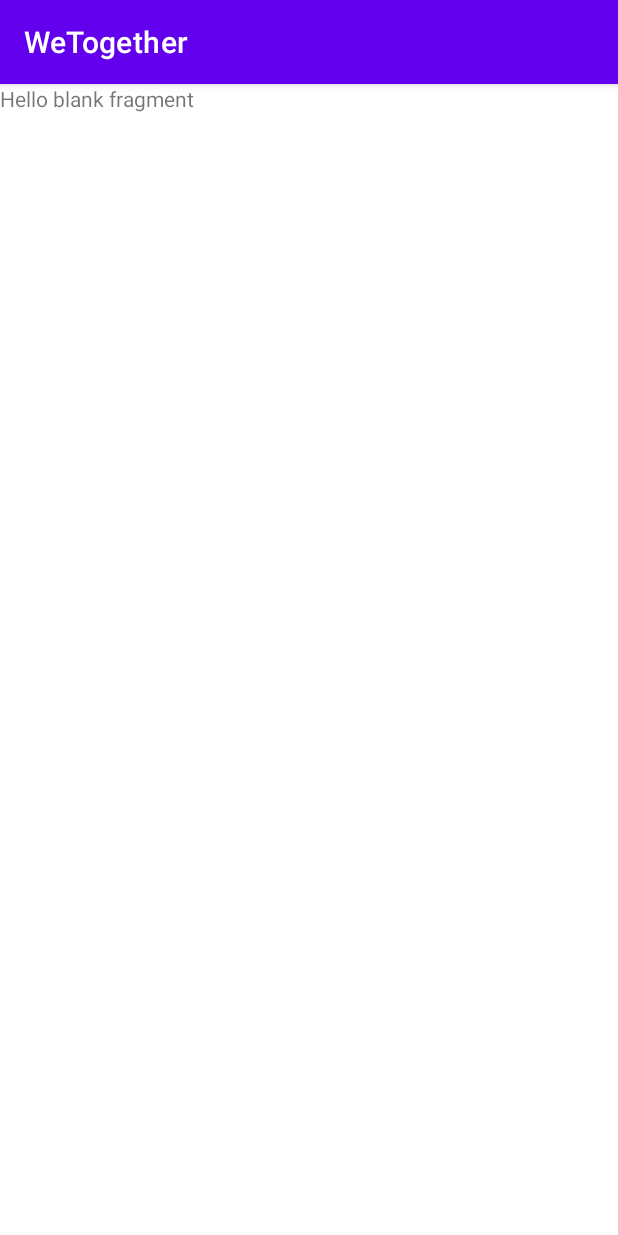
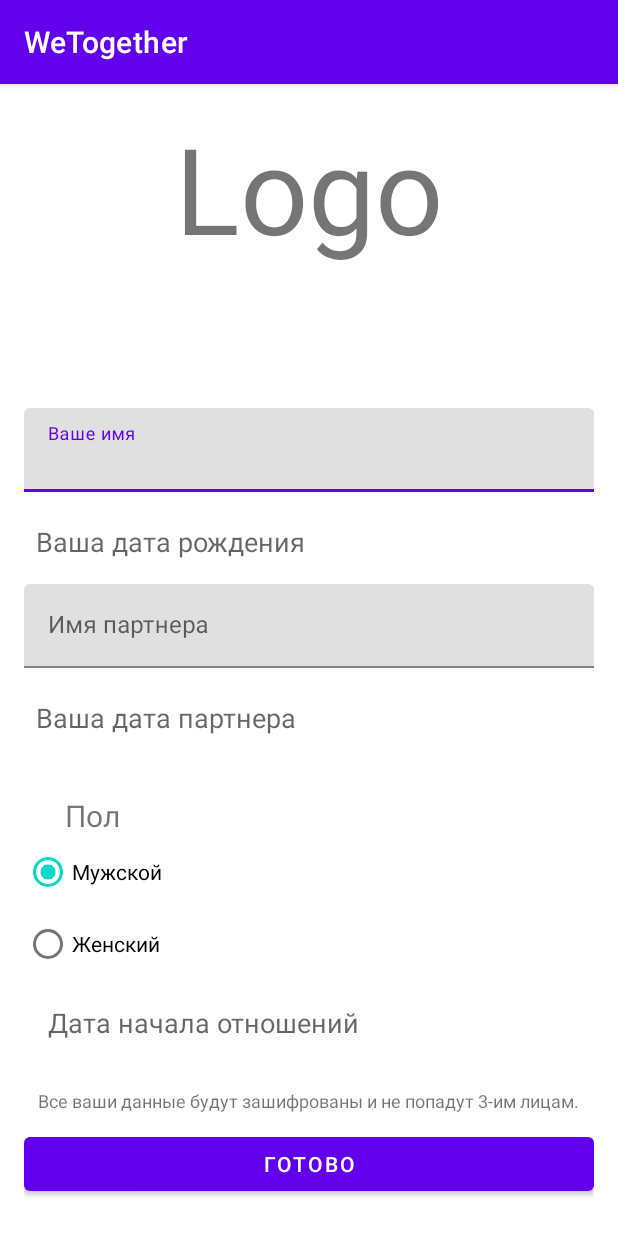
Before and after one commit to Flop88/WeTogetherMVVM, an Android app: the PreSettingsFragment screen opened directly, with no data from a screen before it, on a phone screen of 412 x 824 dp. Run offline under Robolectric (Android 15) with nearby library versions, the phone set to English and light mode, and no system bars.

Commit message:
Create Pre-Settings markup

```diff
--- a/app/src/main/res/layout/fragment_pre_settings.xml
+++ b/app/src/main/res/layout/fragment_pre_settings.xml
@@ -1,14 +1,127 @@
 <?xml version="1.0" encoding="utf-8"?>
-<FrameLayout xmlns:android="http://schemas.android.com/apk/res/android"
-    xmlns:tools="http://schemas.android.com/tools"
+<ScrollView
     android:layout_width="match_parent"
     android:layout_height="match_parent"
+    xmlns:android="http://schemas.android.com/apk/res/android"
+    xmlns:app="http://schemas.android.com/apk/res-auto"
+    xmlns:tools="http://schemas.android.com/tools"
     tools:context=".screens.PreSettingsFragment">
 
-    <!-- TODO: Update blank fragment layout -->
-    <TextView
-        android:layout_width="match_parent"
-        android:layout_height="match_parent"
-        android:text="@string/hello_blank_fragment" />
+        <LinearLayout
+            android:layout_width="match_parent"
+            android:layout_height="wrap_content"
+            android:padding="16dp"
+            android:orientation="vertical">
 
-</FrameLayout>
+            <TextView
+                android:layout_width="200dp"
+                android:layout_height="200dp"
+                android:layout_gravity="center_horizontal"
+                android:text="Logo"
+                android:textSize="80sp"
+                android:textAlignment="center"/>
+
+
+            <com.google.android.material.textfield.TextInputLayout
+                android:id="@+id/textInputYourName"
+                app:errorEnabled="true"
+                android:layout_width="match_parent"
+                android:layout_height="wrap_content">
+
+                <com.google.android.material.textfield.TextInputEditText
+                    android:layout_width="match_parent"
+                    android:layout_height="wrap_content"
+                    android:inputType="textPersonName"
+                    android:hint="@string/yourName" />
+
+            </com.google.android.material.textfield.TextInputLayout>
+
+            <TextView
+                android:id="@+id/yourBirthday"
+                android:layout_width="match_parent"
+                android:layout_height="wrap_content"
+                android:hint="Ваша дата рождения"
+                android:textSize="18sp"
+                android:layout_marginLeft="8dp"
+                android:layout_marginBottom="16dp" />
+
+            <com.google.android.material.textfield.TextInputLayout
+                android:id="@+id/textInputLoveName"
+                app:errorEnabled="true"
+                android:layout_width="match_parent"
+                android:layout_height="wrap_content">
+
+                <com.google.android.material.textfield.TextInputEditText
+                    android:layout_width="match_parent"
+                    android:layout_height="wrap_content"
+                    android:inputType="text"
+                    android:hint="@string/loveName" />
+
+            </com.google.android.material.textfield.TextInputLayout>
+
+            <TextView
+                android:id="@+id/loveBirthday"
+                android:layout_width="match_parent"
+                android:layout_height="wrap_content"
+                android:hint="Ваша дата партнера"
+                android:textSize="18sp"
+                android:layout_marginLeft="8dp"
+                android:layout_marginBottom="16dp" />
+
+            <RadioGroup
+                android:id="@+id/radioGroup1"
+                android:layout_width="wrap_content"
+                android:layout_height="wrap_content"
+                android:layout_alignParentLeft="true"
+                android:layout_below="@+id/textView1"
+                android:layout_marginTop="8dp" >
+
+                <TextView
+                    android:layout_width="wrap_content"
+                    android:layout_height="wrap_content"
+                    android:layout_gravity="center_horizontal"
+                    android:layout_marginTop="15dp"
+                    android:text="Пол"
+                    android:textSize="20sp"/>
+
+                <RadioButton
+                    android:id="@+id/radio0"
+                    android:layout_width="wrap_content"
+                    android:layout_height="wrap_content"
+                    android:checked="true"
+                    android:text="Мужской" />
+
+                <RadioButton
+                    android:id="@+id/radio1"
+                    android:layout_width="wrap_content"
+                    android:layout_height="wrap_content"
+                    android:text="Женский" />
+            </RadioGroup>
+
+            <TextView
+                android:id="@+id/theDayIFeelLove"
+                android:layout_width="match_parent"
+                android:layout_height="wrap_content"
+                android:hint="Дата начала отношений"
+                android:textSize="18sp"
+                android:layout_margin="16dp" />
+
+            <TextView
+                android:layout_width="wrap_content"
+                android:layout_height="wrap_content"
+                android:id="@+id/dangedLoginSignUpTextView"
+                android:text="Все ваши данные будут зашифрованы и не попадут 3-им лицам."
+                android:layout_gravity="center_horizontal"
+                android:layout_marginTop="15dp"
+                android:textSize="12sp"/>
+
+            <Button
+                android:id="@+id/savePreSettingButton"
+                android:layout_width="match_parent"
+                android:layout_height="wrap_content"
+                android:text="@string/registration"
+                android:layout_marginTop="10dp"
+                />
+
+        </LinearLayout>
+    </ScrollView>
--- a/app/src/main/res/values/strings.xml
+++ b/app/src/main/res/values/strings.xml
@@ -2,4 +2,7 @@
     <string name="app_name">WeTogether</string>
     <!-- TODO: Remove or change this placeholder text -->
     <string name="hello_blank_fragment">Hello blank fragment</string>
+    <string name="yourName">Ваше имя</string>
+    <string name="loveName">Имя партнера</string>
+    <string name="registration">Готово</string>
 </resources>
```
Also changed, not shown: app/src/main/java/ru/mvlikhachev/wetogether/screens/PreSettingsFragment.kt (+12 -0 lines).
